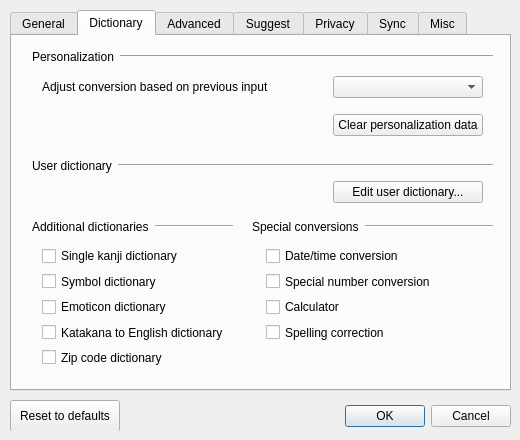
The window that src/gui/config_dialog/config_dialog.ui (niw/mozc) describes before a commit, drawn with Qt 5.
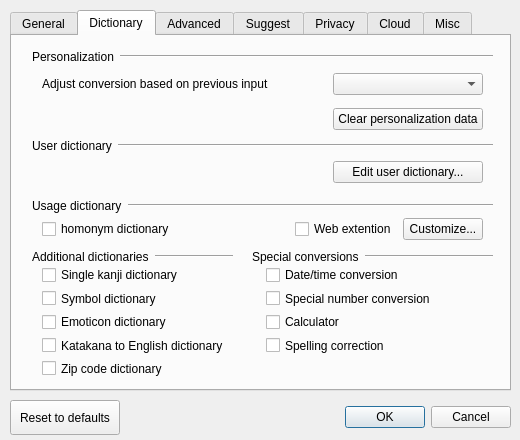
The same window after the commit. The open tabs and pages were chosen to show the change. Custom widgets are drawn as their Qt base class.

```diff
--- a/src/gui/config_dialog/config_dialog.ui
+++ b/src/gui/config_dialog/config_dialog.ui
@@ -37,7 +37,7 @@
      <x>0</x>
      <y>0</y>
      <width>521</width>
-     <height>431</height>
+     <height>440</height>
     </rect>
    </property>
    <widget class="QTabWidget" name="configDialogTabWidget">
@@ -277,7 +277,7 @@
         <x>30</x>
         <y>30</y>
         <width>441</width>
-        <height>81</height>
+        <height>71</height>
        </rect>
       </property>
       <layout class="QGridLayout" name="gridLayout_5">
@@ -327,7 +327,7 @@
       <property name="geometry">
        <rect>
         <x>30</x>
-        <y>140</y>
+        <y>120</y>
         <width>441</width>
         <height>32</height>
        </rect>
@@ -371,9 +371,9 @@
       <property name="geometry">
        <rect>
         <x>30</x>
-        <y>210</y>
+        <y>230</y>
         <width>441</width>
-        <height>121</height>
+        <height>111</height>
        </rect>
       </property>
       <layout class="QGridLayout" name="gridLayout_3">
@@ -478,7 +478,7 @@
       <property name="geometry">
        <rect>
         <x>20</x>
-        <y>180</y>
+        <y>210</y>
         <width>201</width>
         <height>21</height>
        </rect>
@@ -510,7 +510,7 @@
       <property name="geometry">
        <rect>
         <x>20</x>
-        <y>120</y>
+        <y>100</y>
         <width>461</width>
         <height>20</height>
        </rect>
@@ -542,7 +542,7 @@
       <property name="geometry">
        <rect>
         <x>240</x>
-        <y>180</y>
+        <y>210</y>
         <width>241</width>
         <height>21</height>
        </rect>
@@ -570,6 +570,84 @@
        </item>
       </layout>
      </widget>
+     <widget class="QWidget" name="horizontalLayoutWidget_21">
+      <property name="geometry">
+       <rect>
+        <x>20</x>
+        <y>160</y>
+        <width>461</width>
+        <height>20</height>
+       </rect>
+      </property>
+      <layout class="QHBoxLayout" name="horizontalLayout_24">
+       <item>
+        <widget class="QLabel" name="label_9">
+         <property name="text">
+          <string>Usage dictionary</string>
+         </property>
+        </widget>
+       </item>
+       <item>
+        <widget class="Line" name="line_9">
+         <property name="sizePolicy">
+          <sizepolicy hsizetype="MinimumExpanding" vsizetype="Fixed">
+           <horstretch>0</horstretch>
+           <verstretch>0</verstretch>
+          </sizepolicy>
+         </property>
+         <property name="orientation">
+          <enum>Qt::Horizontal</enum>
+         </property>
+        </widget>
+       </item>
+      </layout>
+     </widget>
+     <widget class="QWidget" name="gridLayoutWidget_8">
+      <property name="geometry">
+       <rect>
+        <x>30</x>
+        <y>180</y>
+        <width>441</width>
+        <height>27</height>
+       </rect>
+      </property>
+      <layout class="QGridLayout" name="gridLayout_12">
+       <item row="0" column="0">
+        <widget class="QCheckBox" name="localUsageDictionaryCheckBox">
+         <property name="text">
+          <string>homonym dictionary</string>
+         </property>
+        </widget>
+       </item>
+       <item row="0" column="2">
+        <widget class="QCheckBox" name="webUsageDictionaryCheckBox">
+         <property name="text">
+          <string>Web extention</string>
+         </property>
+        </widget>
+       </item>
+       <item row="0" column="3">
+        <widget class="QPushButton" name="editWebServiceEntryButton">
+         <property name="text">
+          <string>Customize...</string>
+         </property>
+        </widget>
+       </item>
+       <item row="0" column="1">
+        <spacer name="horizontalSpacer_5">
+         <property name="orientation">
+          <enum>Qt::Horizontal</enum>
+         </property>
+         <property name="sizeHint" stdset="0">
+          <size>
+           <width>20</width>
+           <height>20</height>
+          </size>
+         </property>
+        </spacer>
+       </item>
+      </layout>
+     </widget>
     </widget>
     <widget class="QWidget" name="inputsupport_tab">
      <attribute name="title">
@@ -1161,7 +1239,7 @@
     </widget>
     <widget class="QWidget" name="tab">
      <attribute name="title">
-      <string>Sync</string>
+      <string>Cloud</string>
      </attribute>
      <widget class="QWidget" name="horizontalLayoutWidget_13">
       <property name="geometry">
@@ -1522,7 +1600,7 @@
       <x>10</x>
       <y>400</y>
       <width>501</width>
-      <height>32</height>
+      <height>35</height>
      </rect>
     </property>
     <layout class="QHBoxLayout" name="horizontalLayout_2">
```
Left out of the diff: 51 changed lines with no effect on the pictures.
